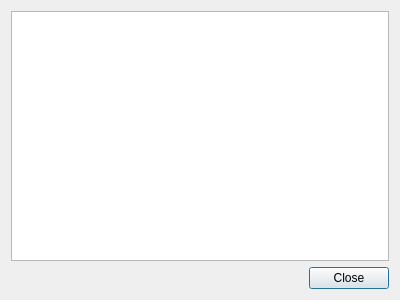
This is KaraokeHost/regularsingersdialog.ui in OpenKJ/OpenKJ as Qt 5 draws it before an edit. The edited form follows.
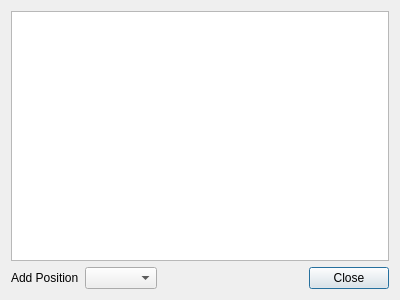
This is the edited form.

Commit message: Forgot to add GPL header to new files Also added a combobox to the regulars dialog to select rotation insertion point (fair, bottom, next)

```diff
--- a/KaraokeHost/regularsingersdialog.ui
+++ b/KaraokeHost/regularsingersdialog.ui
@@ -44,6 +44,16 @@
      <property name="topMargin">
       <number>0</number>
      </property>
+     <item>
+      <widget class="QLabel" name="label">
+       <property name="text">
+        <string>Add Position</string>
+       </property>
+      </widget>
+     </item>
+     <item>
+      <widget class="QComboBox" name="comboBoxAddPos"/>
+     </item>
      <item>
       <spacer name="horizontalSpacer">
        <property name="orientation">
```
The commit also changes 4 other files.
